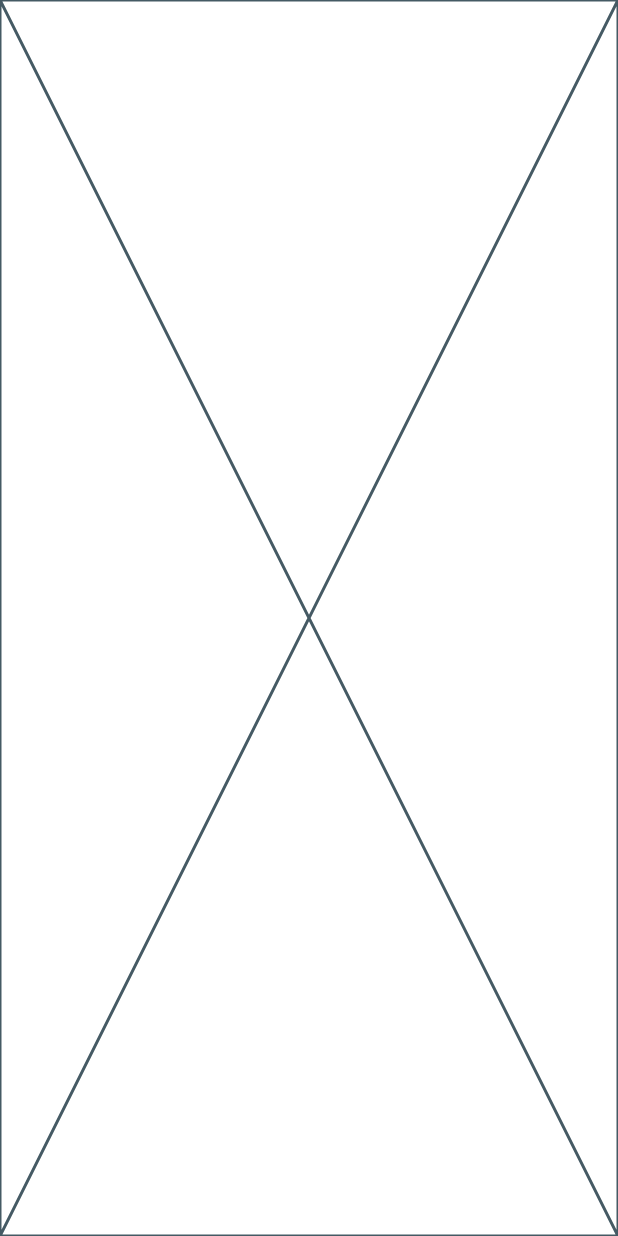
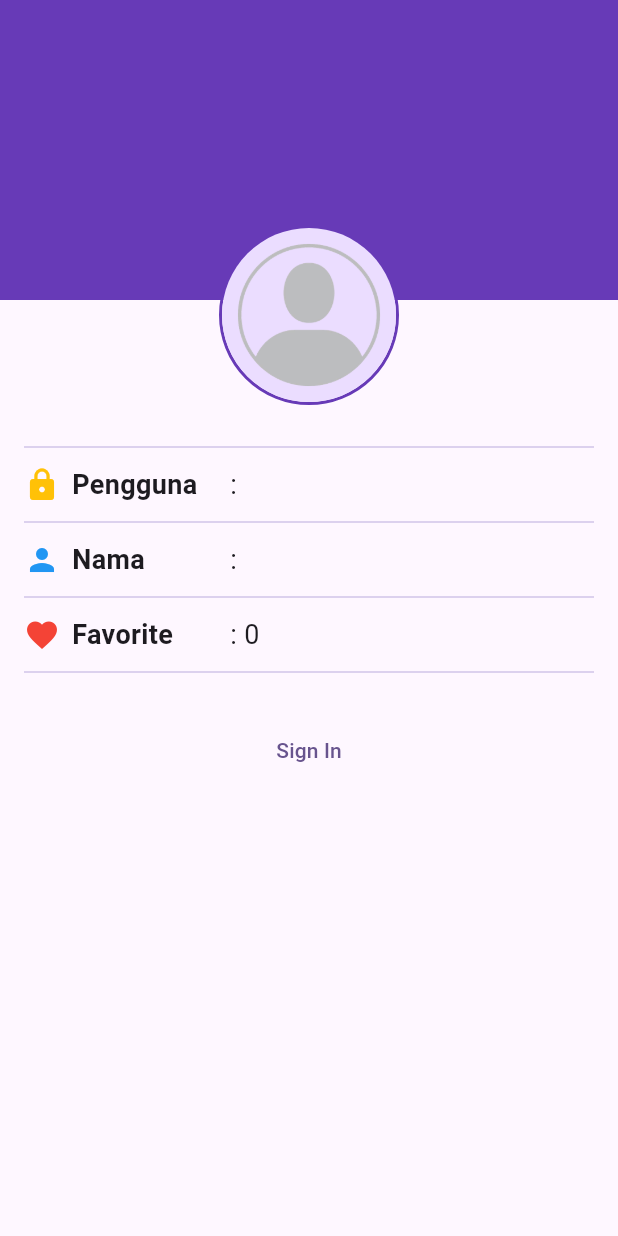
Before and after one commit to ayuu09/wisata_candi_ayuummi, a Flutter app: the screen it shows after launch, on a phone screen of 412 x 824 dp. Run offline on Flutter 3.47's test engine with Material 2 defaults, Android fonts, the phone set to English and light mode, and no system bars.

Commit message:
WisataCandi

```diff
--- a/lib/main.dart
+++ b/lib/main.dart
@@ -1,4 +1,7 @@
 import 'package:flutter/material.dart';
+import 'package:wisata_candi/data/candi_data.dart';
+import 'package:wisata_candi/screens/detail_screen.dart';
+import 'package:wisata_candi/widgets/ProfileScreen.dart';
 
 
 void main() {
@@ -32,16 +35,8 @@ class MyApp extends StatelessWidget {
         colorScheme: ColorScheme.fromSeed(seedColor: Colors.deepPurple),
         useMaterial3: true,
       ),
-      home: const DetailScreen(),
+      home: ProfileScreen(),
+      //home: DetailScreen(candi: candiList[0]),
     );
   }
 }
-
-class DetailScreen extends StatelessWidget {
-  const DetailScreen({super.key});
-
-  @override
-  Widget build(BuildContext context) {
-    return const Placeholder();
-  }
-}
--- /dev/null
+++ b/lib/widgets/ProfileScreen.dart
@@ -0,0 +1,150 @@
+import 'package:flutter/cupertino.dart';
+import 'package:flutter/material.dart';
+
+class ProfileScreen extends StatefulWidget {
+  const ProfileScreen({super.key});
+
+  @override
+  State<ProfileScreen> createState() => _ProfileScreenState();
+}
+
+class _ProfileScreenState extends State<ProfileScreen> {
+  // TODO: 1. Deklarasikan variabel yang dibutuhkan
+  bool isSignedIn = false;
+  String fullName = '';
+  String userName = '';
+  int favoriteCandiCount = 0;
+
+  // TODO: 5. Implementasi fungsi signIn
+  void signIn () {
+    setState(() {
+      isSignedIn = !isSignedIn;
+    });
+  }
+  // TODO: 6. Implementasi fungsi signOut
+  void signOut () {
+    setState(() {
+      isSignedIn = !isSignedIn;
+    });
+  }
+
+  @override
+  Widget build(BuildContext context) {
+    return Scaffold(
+      body: Stack(
+        children: [
+          Container(
+            height: 200, width: double.infinity, color: Colors.deepPurple,
+          ),
+          Padding(
+            padding: const EdgeInsets.symmetric(horizontal: 16),
+            child: Column(
+              children: [
+                // TODO: 2. Buat bagian ProfileHeader yang berisi gambar profil
+                Align(
+                  alignment: Alignment.center,
+                  child: Padding(
+                    padding: const EdgeInsets.only(top: 200 - 50),
+                    child: Stack(
+                      alignment: Alignment.bottomRight,
+                      children: [
+                        Container(
+                          decoration: BoxDecoration(
+                            border: Border.all(color:  Colors.deepPurple, width: 2),
+                            shape: BoxShape.circle,
+                          ),
+                          child: CircleAvatar(
+                            radius: 58,
+                            backgroundImage: AssetImage('images/placeholder_image.png'),
+                          ),
+                        ),
+                        if(isSignedIn)
+                          IconButton(
+                            onPressed: (){},
+                            icon: Icon(Icons.camera_alt, color: Colors.deepPurple[50],),),
+                      ],
+                    ),
+                  ),
+                ),
+                // TODO: 3. Buat bagian ProfileInfo yang berisi infpo Profil
+                SizedBox(height: 20),
+                Divider(color: Colors.deepPurple[100]),
+                SizedBox(height: 4),
+                Row(
+                  children: [
+                    SizedBox(width: MediaQuery.of(context).size.width /3,
+                      child: Row(
+                        children: [
+                          Icon(Icons.lock, color: Colors.amber),
+                          SizedBox(width: 8),
+                          Text('Pengguna', style: TextStyle(
+                            fontSize: 18, fontWeight:  FontWeight.bold,
+                          ),),
+                        ],
+                      ),),
+                    Expanded(
+                      child: Text(': $userName', style: TextStyle(
+                          fontSize: 18),),),
+                  ],
+                ),
+
+                SizedBox(height: 4),
+                Divider(color: Colors.deepPurple[100]),
+                SizedBox(height: 4),
+                Row(
+                  children: [
+                    SizedBox(width: MediaQuery.of(context).size.width /3,
+                      child: Row(
+                        children: [
+                          Icon(Icons.person, color: Colors.blue),
+                          SizedBox(width: 8),
+                          Text('Nama', style: TextStyle(
+                            fontSize: 18, fontWeight:  FontWeight.bold,
+                          ),),
+                        ],
+                      ),),
+                    Expanded(
+                      child: Text(': $fullName', style: TextStyle(
+                          fontSize: 18),),),
+                    if(isSignedIn) Icon(Icons.edit),
+                  ],
+                ),
+
+                SizedBox(height: 4),
+                Divider(color: Colors.deepPurple[100]),
+                SizedBox(height: 4),
+                Row(
+                  children: [
+                    SizedBox(width: MediaQuery.of(context).size.width /3,
+                      child: Row(
+                        children: [
+                          Icon(Icons.favorite, color: Colors.red),
+                          SizedBox(width: 8),
+                          Text('Favorite', style: TextStyle(
+                            fontSize: 18, fontWeight:  FontWeight.bold,
+                          ),),
+                        ],
+                      ),),
+                    Expanded(
+                      child: Text(': $favoriteCandiCount', style: TextStyle(
+                          fontSize: 18),),),
+                  ],
+                ),
+                // TODO: 4. Buat ProfileActions yang berisi TextButton sign in/out
+                SizedBox(height: 4),
+                Divider(color: Colors.deepPurple[100]),
+                SizedBox(height: 20),
+                isSignedIn ? TextButton(
+                    onPressed: signOut,
+                    child: Text('Sign Out'))
+                    : TextButton(
+                    onPressed: signIn,
+                    child: Text('Sign In')),
+              ],
+            ),
+          ),
+        ],
+      ),
+    );
+  }
+}
--- a/pubspec.yaml
+++ b/pubspec.yaml
@@ -35,6 +35,7 @@ dependencies:
   # The following adds the Cupertino Icons font to your application.
   # Use with the CupertinoIcons class for iOS style icons.
   cupertino_icons: ^1.0.2
+  cached_network_image: ^3.3.0
 
 dev_dependencies:
   flutter_test:
@@ -62,6 +63,8 @@ flutter:
   # assets:
   #   - images/a_dot_burr.jpeg
   #   - images/a_dot_ham.jpeg
+  assets:
+    - images/
 
   # An image asset can refer to one or more resolution-specific "variants", see
   # https://flutter.dev/assets-and-images/#resolution-aware
```
Also changed, not shown: lib/screens/detail_screen.dart (added, +164 -0 lines), pubspec.lock, 1 other file.
